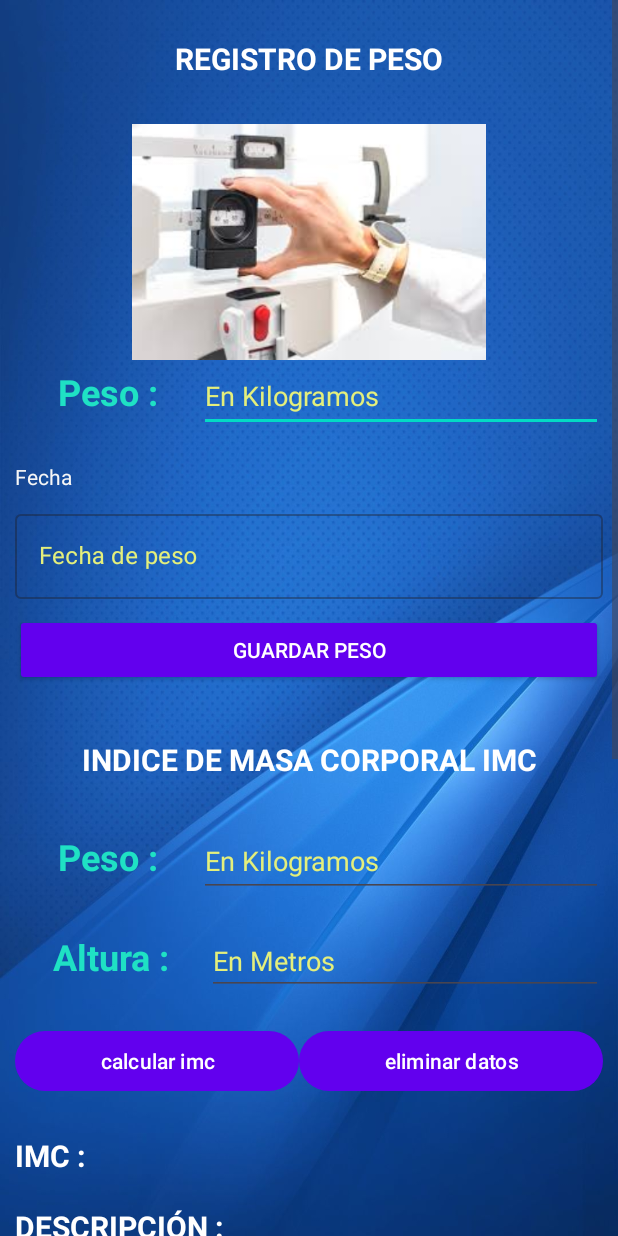
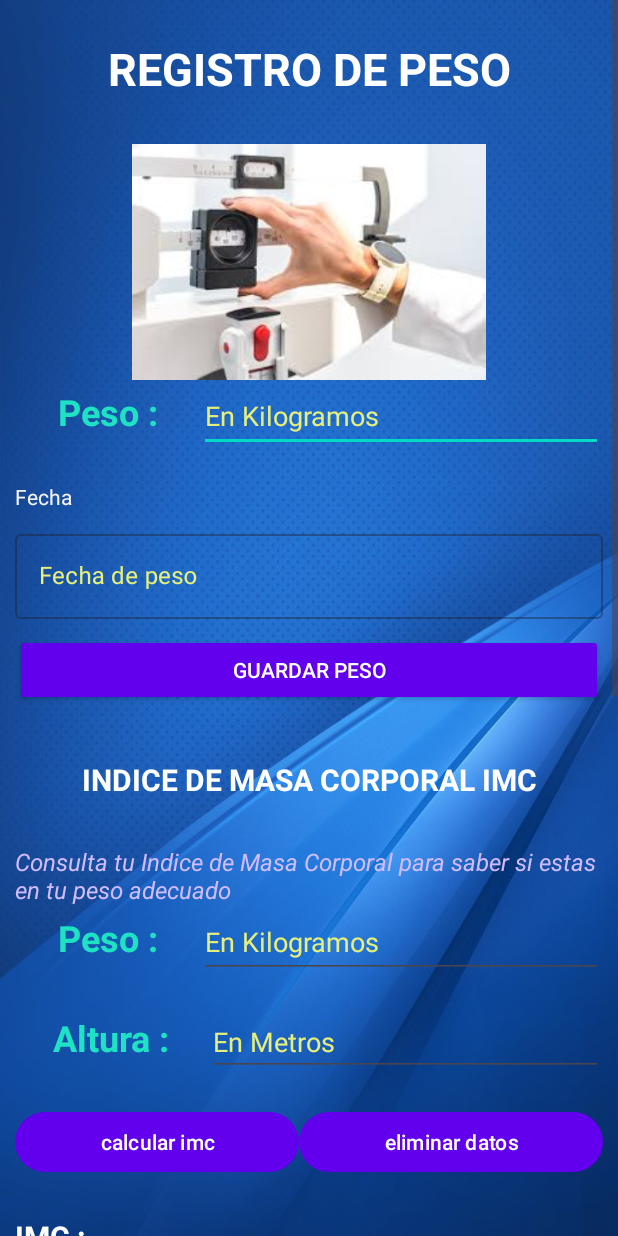
Before and after one commit to AlanDavidLR/DiabetesControl, an Android app: the fragment RegistroPeso shown on its own in the app's theme, on a phone screen of 412 x 824 dp. Run offline under Robolectric (Android 15) with nearby library versions, the phone set to English and light mode, and no system bars; libraries missing offline, so code that uses them is left out: com.github.mikephil.charting; plain views replace LineChart; 1 statement that could not run was skipped.

Commit message:
version 2.4

```diff
--- a/app/src/main/java/com/example/diabetescontrol/RegistroPeso.java
+++ b/app/src/main/java/com/example/diabetescontrol/RegistroPeso.java
@@ -13,9 +13,10 @@ import android.widget.TextView;
 import android.widget.Toast;
 import android.util.Log;
 import android.content.Context;
-
+import com.github.mikephil.charting.charts.LineChart;
 import androidx.fragment.app.Fragment;
-
+import java.util.ArrayList;
+import com.github.mikephil.charting.data.Entry;
 import java.io.BufferedReader;
 import java.io.IOException;
 import java.io.InputStreamReader;
@@ -24,12 +25,24 @@ import java.net.HttpURLConnection;
 import java.net.URL;
 import java.net.URLEncoder;
 import java.util.Calendar;
+import com.github.mikephil.charting.data.LineDataSet;
+import android.graphics.Color;
+import com.github.mikephil.charting.interfaces.datasets.ILineDataSet;
+import com.github.mikephil.charting.data.LineData;
+import com.github.mikephil.charting.components.XAxis;
+import com.github.mikephil.charting.components.YAxis;
+import com.github.mikephil.charting.components.Description;
+import org.json.JSONArray;
+import org.json.JSONObject;
+import org.json.JSONException;
+
 
 public class RegistroPeso extends Fragment {
 
     private EditText weightInput, heightInput, fechaInput, weightInputPeso;
     private TextView resultText, descriptionText;
     private EditText fechaini, fechafin; // Agrega estos EditText
+    private LineChart lineChart;
 
     private SharedPreferences sharedPreferences;
 
@@ -38,6 +51,7 @@ public class RegistroPeso extends Fragment {
         // Inflate the layout for this fragment
         View view = inflater.inflate(R.layout.fragment_registro_peso, container, false);
         initViews(view);
+        lineChart = view.findViewById(R.id.lineChart);
 
         Button calculateButton = view.findViewById(R.id.btnCalcular);
         Button clearButton = view.findViewById(R.id.btnClearData);
@@ -347,19 +361,68 @@ public class RegistroPeso extends Fragment {
             }
         }
 
+
+
+
+
         @Override
         protected void onPostExecute(String response) {
             super.onPostExecute(response);
             // Aquí procesas la respuesta y actualizas la gráfica con los datos recibidos
             if (response != null) {
-                // Parsea la respuesta y actualiza la gráfica
-                // response contiene los datos devueltos por el servidor
+                ArrayList<Entry> entries = RegistroPeso.parsearDatos(response);
+                setupChart(entries);
             } else {
                 Toast.makeText(getActivity(), "Error al consultar los registros de peso", Toast.LENGTH_SHORT).show();
             }
         }
+
+    }
+
+    private static ArrayList<Entry> parsearDatos(String response) {
+        ArrayList<Entry> entries = new ArrayList<>();
+        try {
+            JSONArray jsonArray = new JSONArray(response);
+            for (int i = 0; i < jsonArray.length(); i++) {
+                JSONObject jsonObject = jsonArray.getJSONObject(i);
+                String pesoString = jsonObject.getString("peso");
+                float pesoFloat = Float.parseFloat(pesoString);
+                entries.add(new Entry(i, pesoFloat));
+            }
+        } catch (JSONException e) {
+            e.printStackTrace();
+        }
+        return entries;
+    }
+
+    private void setupChart(ArrayList<Entry> entries) {
+        if (lineChart != null) {
+            LineDataSet dataSet = new LineDataSet(entries, "Peso");
+            dataSet.setColor(Color.BLUE);
+            dataSet.setValueTextColor(Color.RED);
+
+            ArrayList<ILineDataSet> dataSets = new ArrayList<>();
+            dataSets.add(dataSet);
+
+            LineData lineData = new LineData(dataSets);
+
+            XAxis xAxis = lineChart.getXAxis();
+            xAxis.setPosition(XAxis.XAxisPosition.BOTTOM);
+
+            YAxis leftAxis = lineChart.getAxisLeft();
+            leftAxis.setTextColor(Color.BLACK);
+            leftAxis.setDrawGridLines(true);
+
+            Description description = new Description();
+            description.setText("Fecha");
+            lineChart.setDescription(description);
+
+            lineChart.setData(lineData);
+            lineChart.invalidate();
+        } else {
+            Log.e("RegistroPeso", "LineChart es nulo. No se puede configurar el gráfico.");
+        }
     }
 
 
-
 }
--- a/app/src/main/java/com/example/diabetescontrol/Sign_inActivity.java
+++ b/app/src/main/java/com/example/diabetescontrol/Sign_inActivity.java
@@ -229,4 +229,8 @@ public class Sign_inActivity extends AppCompatActivity {
             }
         }
     }
+    public void goToLoginActivity(View view) {
+        Intent intent = new Intent(this, LoginActivity.class);
+        startActivity(intent);
+    }
 }
--- a/app/src/main/res/layout/fragment_gallery.xml
+++ b/app/src/main/res/layout/fragment_gallery.xml
@@ -33,6 +33,7 @@
                 android:layout_marginBottom="80dp"
                 android:contentDescription="@string/schedule_date"
                 app:srcCompat="@drawable/ic_agenda" />
+
 
             <TextView
                 android:layout_width="match_parent"
--- a/app/src/main/res/layout/fragment_registro_glucosa.xml
+++ b/app/src/main/res/layout/fragment_registro_glucosa.xml
@@ -51,7 +51,7 @@
                         android:textSize="20sp"
                         android:textColor="@color/white"
                         android:layout_weight="2"
-                        android:text="@string/hora" />
+                        android:text="Hora de toma" />
 
                     <EditText
                         android:id="@+id/horaControl"
@@ -71,6 +71,7 @@
                     android:layout_width="match_parent"
                     android:layout_height="80dp"
                     android:layout_marginBottom="10dp"
+                    android:layout_marginTop="25dp"
                     android:orientation="horizontal">
 
                     <TextView
@@ -171,6 +172,7 @@
                             android:layout_width="0dp"
                             android:layout_height="wrap_content"
                             android:layout_weight="2"
+                            android:textColor="@color/white"
                             android:text="Mg/dL" />
 
                         <TextView
@@ -220,6 +222,7 @@
                         android:id="@+id/lineChart"
                         android:layout_width="match_parent"
                         android:layout_height="300dp"
+                        android:background="@color/white"
                         android:layout_weight="1" />
 
 
--- a/app/src/main/res/layout/fragment_registro_peso.xml
+++ b/app/src/main/res/layout/fragment_registro_peso.xml
@@ -47,7 +47,7 @@
                         android:textAllCaps="true"
                         android:textAppearance="@style/TextAppearance.AppCompat.Large"
                         android:textColor="#fff"
-                        android:textSize="20sp"
+                        android:textSize="30sp"
                         android:textStyle="bold" />
                 </LinearLayout>
 
@@ -169,12 +169,20 @@
                         android:textSize="20sp"
                         android:textStyle="bold" />
                 </LinearLayout>
-
+                <TextView
+                    android:id="@+id/textimc"
+                    android:layout_width="wrap_content"
+                    android:layout_height="wrap_content"
+                    android:text="Consulta tu Indice de Masa Corporal para saber si estas en tu peso adecuado"
+                    android:textColor="?android:attr/textColorLinkInverse"
+                    android:textSize="16dp"
+                    android:textStyle="italic" />
                 <LinearLayout
                     android:layout_width="match_parent"
                     android:layout_height="wrap_content"
                     android:layout_marginBottom="20dp"
                     android:orientation="horizontal">
+
 
                     <TextView
                         android:id="@+id/lblWeight"
@@ -289,7 +297,27 @@
 
                 </LinearLayout>
 
+                <LinearLayout
+                    android:layout_width="match_parent"
+                    android:layout_height="wrap_content"
+                    android:layout_marginTop="10dp"
+                    android:layout_marginBottom="20dp"
+                    android:orientation="horizontal">
 
+                    <TextView
+                        android:id="@+id/lblTitleconsulta"
+                        android:layout_width="match_parent"
+                        android:layout_height="wrap_content"
+                        android:layout_marginBottom="10dp"
+                        android:gravity="center"
+                        android:text="Consulta de peso"
+                        android:textAlignment="center"
+                        android:textAllCaps="true"
+                        android:textAppearance="@style/TextAppearance.AppCompat.Large"
+                        android:textColor="#fff"
+                        android:textSize="20sp"
+                        android:textStyle="bold" />
+                </LinearLayout>
                 <LinearLayout
                     android:id="@+id/chartContainer"
                     android:layout_width="match_parent"
@@ -301,6 +329,7 @@
                         android:id="@+id/lineChart"
                         android:layout_width="match_parent"
                         android:layout_height="300dp"
+                        android:background="@color/white"
                         android:layout_weight="1" />
 
 
--- a/app/src/main/res/layout/slide_item.xml
+++ b/app/src/main/res/layout/slide_item.xml
@@ -14,5 +14,7 @@
         android:id="@+id/descriptionTextView"
         android:layout_width="match_parent"
         android:layout_height="wrap_content"
+        android:textColor="@color/white"
+        android:textSize="15dp"
         android:padding="8dp"/>
 </LinearLayout>
--- a/app/src/main/res/values/colors.xml
+++ b/app/src/main/res/values/colors.xml
@@ -7,7 +7,7 @@
     <color name="purple_700">#FF3700B3</color>
     <color name="teal_200">#FF03DAC5</color>
     <color name="teal_700">#FF018786</color>
-
+    <color name="BLUE">#FF3700B3</color>
     <color name="colorUno">#FFFFFF</color>
     <color name="colorDos">#CCCCCC</color>
     <color name="red">#FF0000</color>
```
Also changed, not shown: app/src/main/res/layout/activity_login.xml (+9 -0 lines), app/src/main/res/layout/activity_sign_in.xml (+7 -5 lines), app/src/main/res/layout/fragment_home.xml (+18 -1 lines).
